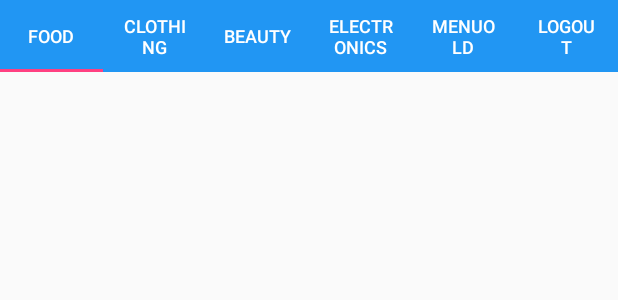
After one commit to niweshrai/AndroidRep, an Android app: the layout activity_menu.xml on its own in the app's theme, with its tools: preview values and no code run, on a phone screen of 412 x 824 dp. The commit adds this screen. Shown: the top 300 px of the screen. Run offline under Robolectric (Android 15) with nearby library versions, the phone set to English and light mode, and no system bars.

Commit message:
day 3,4,5 update final

```diff
--- a/week01_day03continue/WalmartApplication/app/src/main/AndroidManifest.xml
+++ b/week01_day03continue/WalmartApplication/app/src/main/AndroidManifest.xml
@@ -22,7 +22,8 @@
         <activity android:name=".ListViewActivity" />
         <activity android:name=".CustomListActivity" />
         <activity android:name=".ElectronicsActivity" />
-        <activity android:name=".DetailedDescriptionActivity"></activity>
+        <activity android:name=".DetailedDescriptionActivity" />
+        <activity android:name=".MenuActivity"></activity>
     </application>
 
 </manifest>
--- a/week01_day03continue/WalmartApplication/app/src/main/java/com/example/niwesh/walmartapplication/MainActivity.java
+++ b/week01_day03continue/WalmartApplication/app/src/main/java/com/example/niwesh/walmartapplication/MainActivity.java
@@ -46,7 +46,7 @@ public class MainActivity extends AppCompatActivity {
         for (User u : person){
             if(u.getEmail().equals(email)&&u.getPassword().equals(password)){
                 flag = 1;
-                Intent intent = new Intent(this, ShoppingActivity.class);
+                Intent intent = new Intent(this, MenuActivity.class);
                 intent.putExtra("first",u.getFirstName());
                 intent.putExtra("last",u.getLastName());
                 startActivity(intent);
@@ -61,8 +61,8 @@ public class MainActivity extends AppCompatActivity {
     }
 
     public void onForgotPassword(View view){
-        Intent intent = new Intent(MainActivity.this,ShoppingActivity.class);
-        startActivity(intent);
+//        Intent intent = new Intent(MainActivity.this,MenuActivity.class);
+//        startActivity(intent);
         Toast.makeText(this, "Please Try to Remember Your Password!!!", Toast.LENGTH_SHORT).show();
     }
 
--- /dev/null
+++ b/week01_day03continue/WalmartApplication/app/src/main/res/layout/activity_menu.xml
@@ -0,0 +1,63 @@
+<?xml version="1.0" encoding="utf-8"?>
+<LinearLayout xmlns:android="http://schemas.android.com/apk/res/android"
+    xmlns:app="http://schemas.android.com/apk/res-auto"
+    xmlns:tools="http://schemas.android.com/tools"
+    android:layout_width="match_parent"
+    android:layout_height="match_parent"
+    android:orientation="vertical"
+    tools:context="com.example.niwesh.walmartapplication.MenuActivity">
+
+
+        <android.support.design.widget.TabLayout
+            android:id="@+id/menu_tabLayout"
+            android:layout_width="match_parent"
+            android:layout_height="wrap_content"
+            android:layout_alignParentLeft="true"
+            android:layout_alignParentStart="true"
+            android:layout_alignParentTop="true"
+            style="@style/MyTabLayout"
+            android:background="#2196F3"
+            app:tabTextColor="@android:color/white">
+
+            <android.support.design.widget.TabItem
+                android:id="@+id/menu_food"
+                android:layout_width="match_parent"
+                android:layout_height="wrap_content"
+                android:text="Food"/>
+
+            <android.support.design.widget.TabItem
+                android:id="@+id/menu_clothing"
+                android:layout_width="match_parent"
+                android:layout_height="wrap_content"
+                android:text="Clothing"
+                android:textColor="@android:color/white"/>
+
+            <android.support.design.widget.TabItem
+                android:id="@+id/menu_beauty"
+                android:layout_width="match_parent"
+                android:layout_height="wrap_content"
+                android:text="Beauty"
+                android:textColor="@android:color/white"/>
+
+            <android.support.design.widget.TabItem
+                android:id="@+id/menu_electronics"
+                android:layout_width="match_parent"
+                android:layout_height="wrap_content"
+                android:text="Electronics"
+                android:textColor="@android:color/white"/>
+
+            <android.support.design.widget.TabItem
+                android:id="@+id/menu_old"
+                android:layout_width="match_parent"
+                android:layout_height="wrap_content"
+                android:text="MenuOld"/>
+
+            <android.support.design.widget.TabItem
+                android:id="@+id/menu_logout"
+                android:layout_width="match_parent"
+                android:layout_height="wrap_content"
+                android:text="Logout"/>
+
+        </android.support.design.widget.TabLayout>
+
+</LinearLayout>
--- a/week01_day03continue/WalmartApplication/app/src/main/res/values/styles.xml
+++ b/week01_day03continue/WalmartApplication/app/src/main/res/values/styles.xml
@@ -8,4 +8,14 @@
         <item name="colorAccent">@color/colorAccent</item>
     </style>
 
+    <style name="MyTabLayout" parent="Base.Widget.Design.TabLayout">
+        <item name="tabTextAppearance">@style/MyTabTextAppearance</item>
+    </style>
+
+    <style name="MyTabTextAppearance" parent="TextAppearance.AppCompat.Button">
+        <item name="android:textSize">12sp</item>
+        <item name="android:textColor">@android:color/white</item>
+        <item name="textAllCaps">true</item>
+    </style>
+
 </resources>
```
Also changed, not shown: week01_day03continue/WalmartApplication/app/src/main/java/com/example/niwesh/walmartapplication/MenuActivity.java (added, +101 -0 lines).
